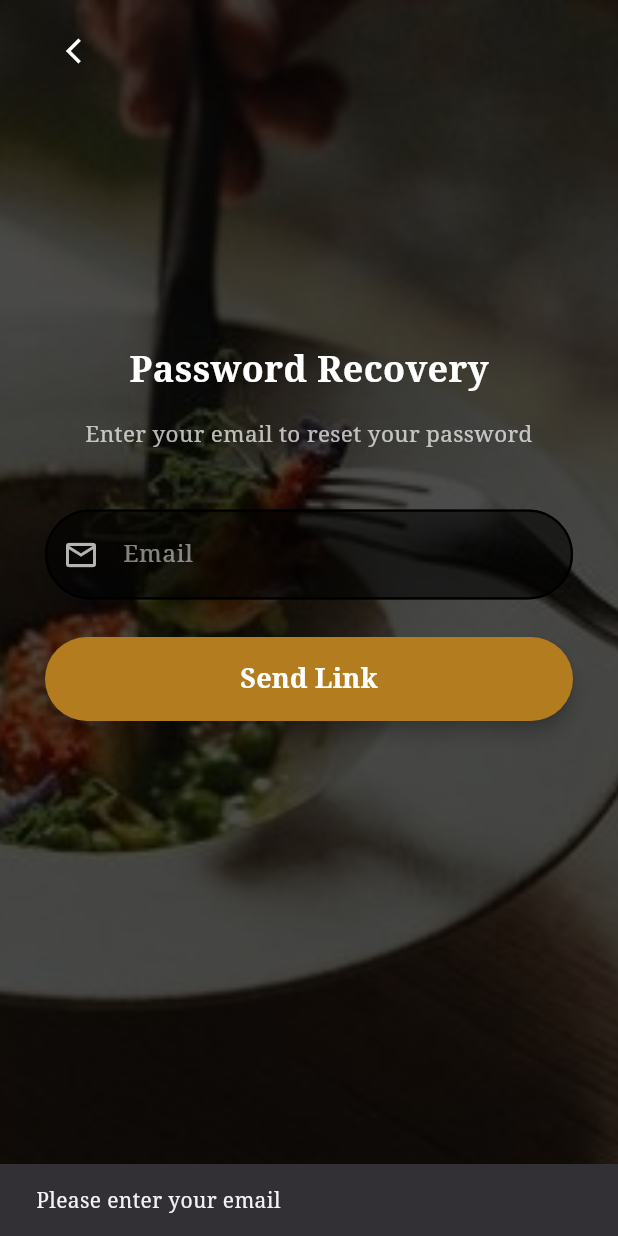
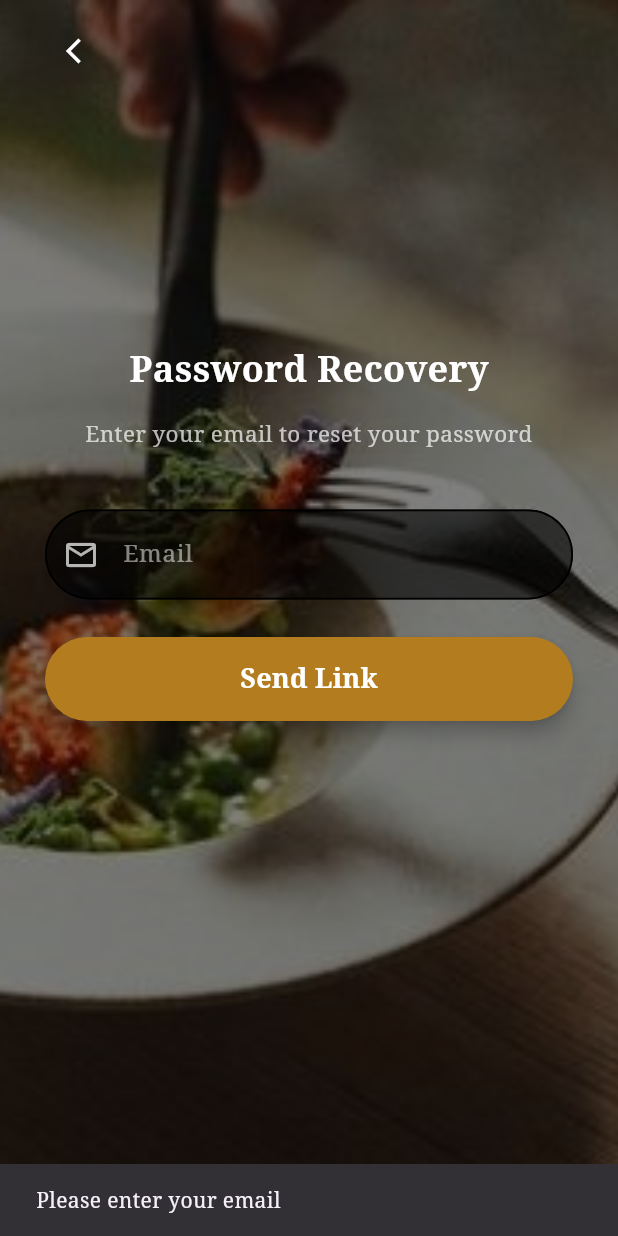
Before and after one commit to Leathelson/restaurant-app, a Flutter app: the ForgotPassword screen opened directly, after a tap on "Send Link", on a phone screen of 412 x 824 dp. Run offline on Flutter 3.47's test engine with Material 3 defaults, Android fonts, the light colour scheme and no system bars; our stand-ins replace cloud_firestore, firebase_auth, firebase_core, shared_preferences, table_calendar; accounts and stored records are empty; generated files the repository leaves out were written again.

Commit message:
Forgot password implementation

```diff
--- a/lib/screens/auth/forgot_password.dart
+++ b/lib/screens/auth/forgot_password.dart
@@ -13,11 +13,15 @@ class _ForgotPasswordState extends State<ForgotPassword> {
   bool _isSent = false;
   bool _isLoading = false;
 
-  // Colors refined for a sleeker look
+  // Colors refined for your theme
   final Color gold = const Color(0xFFB37C1E);
+  final Color purpleAccent = Colors.purple;
 
+  // This is the logic that makes the "Send Link" work
   Future<void> _resetPassword() async {
-    if (_emailController.text.trim().isEmpty) {
+    final email = _emailController.text.trim();
+
+    if (email.isEmpty) {
       ScaffoldMessenger.of(context).showSnackBar(
         const SnackBar(content: Text('Please enter your email')),
       );
@@ -27,17 +31,32 @@ class _ForgotPasswordState extends State<ForgotPassword> {
     setState(() => _isLoading = true);
 
     try {
-      await FirebaseAuth.instance.sendPasswordResetEmail(
-        email: _emailController.text.trim(),
-      );
+      // 1. Firebase command to automatically send the email
+      await FirebaseAuth.instance.sendPasswordResetEmail(email: email);
+
+      // 2. Switch to the success screen
       setState(() {
         _isSent = true;
         _isLoading = false;
       });
+    } on FirebaseAuthException catch (e) {
+      setState(() => _isLoading = false);
+      String errorMessage = "An error occurred. Please try again.";
+
+      if (e.code == 'user-not-found') {
+        errorMessage = "No account found with this email.";
+      } else if (e.code == 'invalid-email') {
+        errorMessage = "Please enter a valid email address.";
+      }
+
+      ScaffoldMessenger.of(context).showSnackBar(
+        SnackBar(content: Text(errorMessage)),
+      );
     } catch (e) {
       setState(() => _isLoading = false);
       ScaffoldMessenger.of(context).showSnackBar(
-        SnackBar(content: Text('Error: $e')),
+        const SnackBar(
+            content: Text("Connection failed. Check your internet.")),
       );
     }
   }
@@ -54,7 +73,7 @@ class _ForgotPasswordState extends State<ForgotPassword> {
       resizeToAvoidBottomInset: false,
       body: Stack(
         children: [
-          // 1. Background Image
+          // Background Image
           Positioned.fill(
             child: Image.asset(
               'assets/images/glassesandshi.jpg',
@@ -62,10 +81,10 @@ class _ForgotPasswordState extends State<ForgotPassword> {
             ),
           ),
 
-          // 2. Dark Overlay
+          // Dark Overlay
           Positioned.fill(
             child: Container(
-              color: Colors.black.withOpacity(0.7),
+              color: Colors.black.withOpacity(0.5),
             ),
           ),
 
@@ -75,7 +94,7 @@ class _ForgotPasswordState extends State<ForgotPassword> {
               child: Column(
                 children: [
                   const SizedBox(height: 10),
-                  // Back Button - Updated to match standard font styles
+                  // Back Button (Matches Login/Register style)
                   Align(
                     alignment: Alignment.topLeft,
                     child: IconButton(
@@ -87,6 +106,7 @@ class _ForgotPasswordState extends State<ForgotPassword> {
 
                   const Spacer(),
 
+                  // Animated transition between Form and Success Message
                   AnimatedSwitcher(
                     duration: const Duration(milliseconds: 400),
                     child:
@@ -103,6 +123,7 @@ class _ForgotPasswordState extends State<ForgotPassword> {
     );
   }
 
+  // UI for entering the email
   Widget _buildRequestState() {
     return Column(
       key: const ValueKey(1),
@@ -112,24 +133,18 @@ class _ForgotPasswordState extends State<ForgotPassword> {
           style: TextStyle(
             color: Colors.white,
             fontSize: 24,
-            fontWeight: FontWeight.w700, // Matches your Login title weight
+            fontWeight: FontWeight.w700,
           ),
         ),
         const SizedBox(height: 15),
-
-        // Simplified text, no container
         const Text(
           "Enter your email to reset your password",
           textAlign: TextAlign.center,
-          style: TextStyle(
-            color: Colors.white70,
-            fontSize: 15,
-          ),
+          style: TextStyle(color: Colors.white70, fontSize: 15),
         ),
-
         const SizedBox(height: 40),
 
-        // Updated Input Field: Black border, thinner width
+        // Email Field: Thin black border, purple focus
         _inputField(
           controller: _emailController,
           hint: "Email",
@@ -138,7 +153,7 @@ class _ForgotPasswordState extends State<ForgotPassword> {
 
         const SizedBox(height: 25),
 
-        // Gold Button
+        // Send Link Button
         SizedBox(
           width: double.infinity,
           height: 56,
@@ -170,6 +185,7 @@ class _ForgotPasswordState extends State<ForgotPassword> {
     );
   }
 
+  // UI after the email is sent
   Widget _buildSuccessState() {
     return Column(
       key: const ValueKey(2),
@@ -181,11 +197,18 @@ class _ForgotPasswordState extends State<ForgotPassword> {
           style: TextStyle(
               color: Colors.white, fontSize: 22, fontWeight: FontWeight.w700),
         ),
+        const SizedBox(height: 15),
+        const Text(
+          "A recovery link has been sent to your inbox.",
+          textAlign: TextAlign.center,
+          style: TextStyle(color: Colors.white70, fontSize: 15),
+        ),
         const SizedBox(height: 40),
         TextButton(
           onPressed: () => Navigator.pop(context),
           child: Text("Back to Login",
-              style: TextStyle(color: gold, fontWeight: FontWeight.w600)),
+              style: TextStyle(
+                  color: gold, fontWeight: FontWeight.w600, fontSize: 16)),
         ),
       ],
     );
@@ -199,6 +222,7 @@ class _ForgotPasswordState extends State<ForgotPassword> {
     return TextField(
       controller: controller,
       style: const TextStyle(color: Colors.white),
+      keyboardType: TextInputType.emailAddress,
       decoration: InputDecoration(
         hintText: hint,
         hintStyle: TextStyle(color: Colors.white.withOpacity(0.5)),
@@ -207,14 +231,15 @@ class _ForgotPasswordState extends State<ForgotPassword> {
         fillColor: Colors.black.withOpacity(0.6),
         contentPadding:
             const EdgeInsets.symmetric(vertical: 18, horizontal: 20),
-        // Border is now black and thinner (width: 1.5)
+        // Normal State: Thin Black
         enabledBorder: OutlineInputBorder(
           borderRadius: BorderRadius.circular(30),
-          borderSide: const BorderSide(color: Colors.black, width: 1.5),
+          borderSide: const BorderSide(color: Colors.black, width: 1.2),
         ),
+        // Focus State: Thin Purple
         focusedBorder: OutlineInputBorder(
           borderRadius: BorderRadius.circular(30),
-          borderSide: BorderSide(color: gold.withOpacity(0.5), width: 1.5),
+          borderSide: BorderSide(color: purpleAccent, width: 1.5),
         ),
       ),
     );
```
